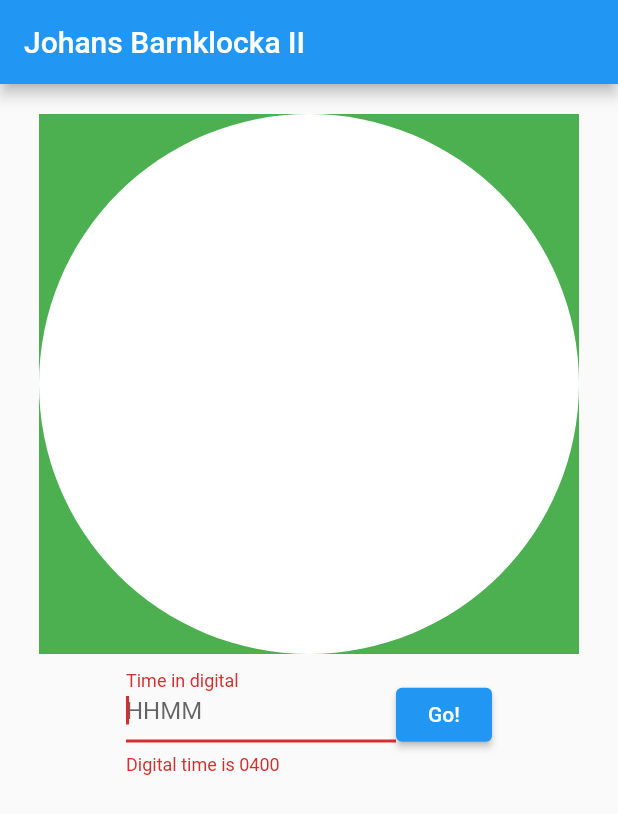
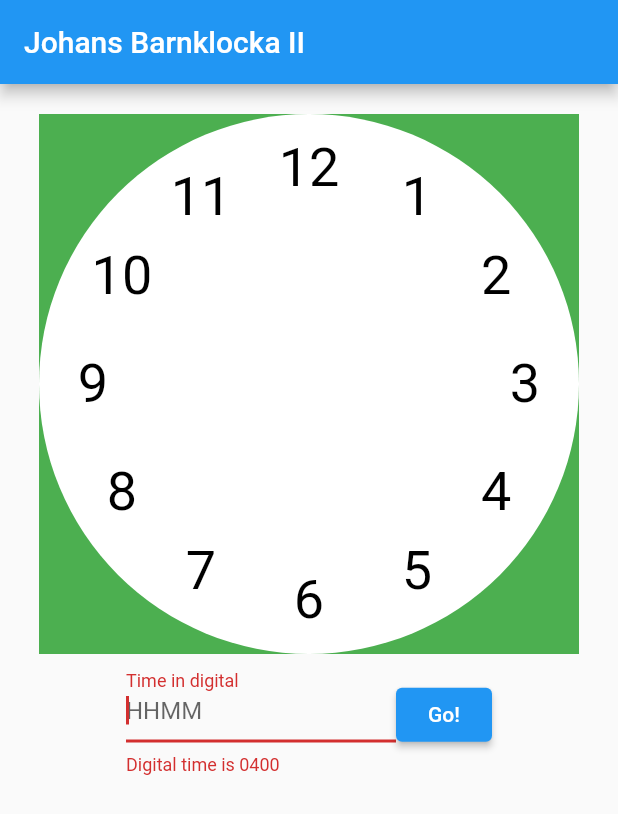
Before and after one commit to walles/barnklocka2, a Flutter app: the screen it shows after launch, after a tap on "Go!", on a phone screen of 412 x 824 dp. Shown: the top 814 px of the screen. Run offline on Flutter 3.47's test engine with Material 2 defaults, Android fonts, the phone set to English and light mode, and no system bars.

Commit message:
Draw numbers

```diff
--- a/lib/clock.dart
+++ b/lib/clock.dart
@@ -1,3 +1,6 @@
+import 'dart:math';
+import 'dart:ui';
+
 import 'package:flutter/material.dart';
 
 class Clock extends StatefulWidget {
@@ -29,20 +32,51 @@ class _ClockPainter extends CustomPainter {
     canvas.clipRect(Rect.fromLTRB(0, 0, size.width, size.height));
     canvas.drawColor(Colors.green, BlendMode.src);
 
-    // Draw clock face background
-    final backdropPaint = Paint();
-    backdropPaint.color = Colors.white;
-    backdropPaint.style = PaintingStyle.fill;
-    canvas.drawCircle(
-        Offset(size.width / 2, size.height / 2), size.width / 2, backdropPaint);
-
-    // FIXME: Draw numbers
+    _paintClockFaceBackground(canvas, size.width);
+    _paintNumbers(canvas, size.width);
 
     // FIXME: Draw hour hand
+    // FIXME: Draw minute hand
+    // FIXME: Draw some ticks? Find a reference image!
+  }
 
-    // FIXME: Draw minute hand
+  void _paintClockFaceBackground(Canvas canvas, double diameter) {
+    final paint = Paint();
+    paint.color = Colors.white;
+    paint.style = PaintingStyle.fill;
+    canvas.drawCircle(Offset(diameter / 2, diameter / 2), diameter / 2, paint);
+  }
 
-    // FIXME: Draw some ticks? Find a reference image!
+  void _paintNumbers(Canvas canvas, double diameter) {
+    final radius = diameter / 2;
+    final numberPlacementRadius = radius * .8;
+
+    final style = TextStyle(
+      color: Colors.black,
+      fontSize: radius * .2,
+    );
+
+    const fullRotation = pi * 2;
+    for (int number = 1; number <= 12; number++) {
+      final rotation = fullRotation * -number / 12;
+      final x = radius - numberPlacementRadius * sin(rotation);
+      final y = radius - numberPlacementRadius * cos(rotation);
+
+      final textSpan = TextSpan(
+        text: number.toString(),
+        style: style,
+      );
+      final painter = TextPainter(
+        text: textSpan,
+        textDirection: TextDirection.ltr,
+      );
+      painter.layout(
+        minWidth: 0,
+        maxWidth: diameter,
+      );
+      painter.paint(
+          canvas, Offset(x - painter.width / 2, y - painter.height / 2));
+    }
   }
 
   @override
```
Also changed, not shown: 1 other file.
